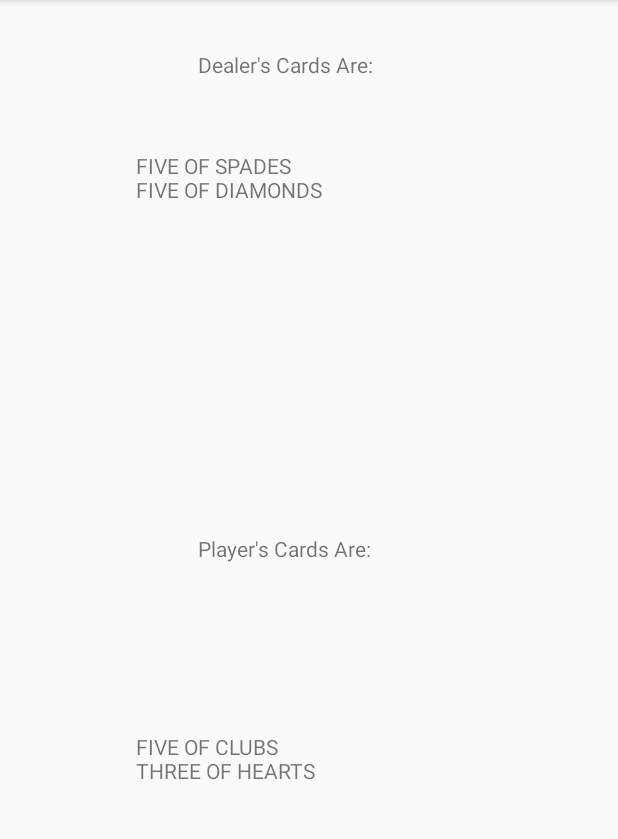
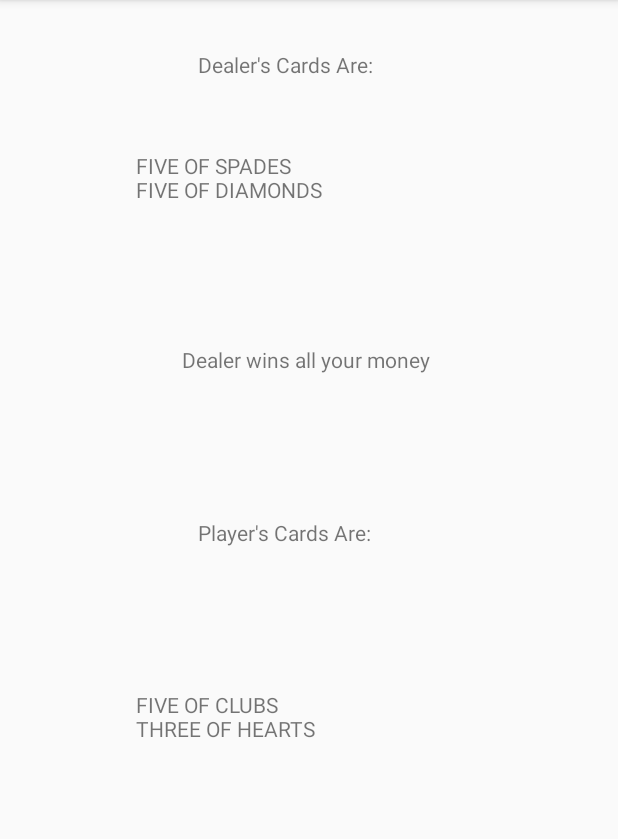
Before and after one commit to Faisal2017/blackjack_android, an Android app: the GameActivity screen opened directly, with no data from a screen before it, on a phone screen of 412 x 824 dp, the part 84-923 px from its top. Run offline under Robolectric (Android 15) with nearby library versions, the phone set to English and light mode, and no system bars.

Commit message:
changed method to compare hands, app displays winner

```diff
--- a/app/src/main/java/com/example/faisal/blackjack/Game.java
+++ b/app/src/main/java/com/example/faisal/blackjack/Game.java
@@ -61,29 +61,47 @@ public class Game {
         deck.removeCard(0);
         player.addCardToHand(dealtCard);
     }
-
-    public ArrayList<Player> compareHands() {
-        int counter = checkValue(players.get(0).getHand());
-        ArrayList<Player> winners = new ArrayList<Player>();
-        winners.add(players.get(0));
-
-        if (checkValue(players.get(1).getHand()) == counter){
-            winners.add(players.get(1));
-        } else if (checkValue(players.get(1).getHand()) > counter) {
-            winners.remove(0);
-            winners.add(players.get(1));
-        }
-        return winners;
-    }
+//
+//    public ArrayList<Player> compareHands() {
+//        int counter = checkValue(players.get(0).getHand());
+//        ArrayList<Player> winners = new ArrayList<Player>();
+//
+//        winners.add(players.get(0));
+//
+//        if (checkValue(players.get(1).getHand()) == counter){
+//            winners.add(players.get(1));
+//        } else if (checkValue(players.get(1).getHand()) > counter) {
+//            winners.remove(0);
+//            winners.add(players.get(1));
+//        }
+//        return winners;
+//    }
 
     public String checkWinner(ArrayList<Player> winners) {
-        if(winners.size() == 1) {
+        if (winners.size() == 1) {
             return "The winner is " + winners.get(0).getName() + " with a score of " + checkValue(winners.get(0).getHand());
-        } else if(winners.size() == 2) {
+        } else if (winners.size() == 2) {
             return "It's a draw, the score is " + checkValue(winners.get(0).getHand());
         }
         return null;
     }
 
+    public String compareHands(Player dealer, Player player2) {
+
+        ArrayList<Card> player1Hand = dealer.getHand();
+        ArrayList<Card> player2Hand = player2.getHand();
+
+        int player1Score = checkValue(player1Hand);
+        int player2Score = checkValue(player2Hand);
+
+        if (player1Score == player2Score) {
+            return "It's A Draw!";
+        } else if (player1Score > player2Score) {
+            return "Dealer wins all your money";
+        } else {
+            return "You have won!";
+        }
+    }
+
 
 }
--- a/app/src/main/java/com/example/faisal/blackjack/GameActivity.java
+++ b/app/src/main/java/com/example/faisal/blackjack/GameActivity.java
@@ -11,8 +11,11 @@ public class GameActivity extends AppCompatActivity {
     Game game = new Game();
     Player dealer = new Player("dealer");
     Player player = new Player("player");
+
+    ArrayList<Player> winners;
     TextView dealer_cards;
     TextView player_cards;
+    TextView resultText;
 
     @Override
     protected void onCreate(Bundle savedInstanceState) {
@@ -21,6 +24,7 @@ public class GameActivity extends AppCompatActivity {
 
         dealer_cards = (TextView) findViewById(R.id.view_dealer_cards);
         player_cards = (TextView) findViewById(R.id.view_player_cards);
+        resultText = (TextView) findViewById(R.id.show_result);
 
         game.getDeck().shuffle();
 
@@ -39,6 +43,14 @@ public class GameActivity extends AppCompatActivity {
         Card player2 = player.getHand().get(1);
 
         player_cards.setText(player1.toString() + "\n" + player2.toString());
+
+//        winners = new ArrayList<Player>(game.compareHands());
+//        String win = game.checkWinner(winners);
+//        resultText.setText(win);
+
+
+        String winner= game.compareHands(dealer, player);
+        resultText.setText(winner);
     }
 
 
--- a/app/src/main/res/layout/activity_game.xml
+++ b/app/src/main/res/layout/activity_game.xml
@@ -37,11 +37,11 @@
         android:layout_height="40dp"
         android:layout_marginLeft="8dp"
         android:layout_marginRight="8dp"
-        android:layout_marginTop="209dp"
         android:text="@string/player_cards"
         app:layout_constraintLeft_toLeftOf="parent"
         app:layout_constraintRight_toRightOf="parent"
-        app:layout_constraintTop_toBottomOf="@+id/view_dealer_cards" />
+        android:layout_marginTop="62dp"
+        app:layout_constraintTop_toBottomOf="@+id/show_result" />
 
     <TextView
         android:id="@+id/view_player_cards"
@@ -57,6 +57,18 @@
         app:layout_constraintLeft_toLeftOf="parent"
         app:layout_constraintRight_toRightOf="parent"
         app:layout_constraintTop_toBottomOf="@+id/player_text"
-        app:layout_constraintVertical_bias="0.285" />
+        app:layout_constraintVertical_bias="0.218" />
+
+    <TextView
+        android:id="@+id/show_result"
+        android:layout_width="170dp"
+        android:layout_height="53dp"
+        android:text="TextView"
+        android:layout_marginTop="83dp"
+        app:layout_constraintTop_toBottomOf="@+id/view_dealer_cards"
+        android:layout_marginRight="8dp"
+        app:layout_constraintRight_toRightOf="parent"
+        android:layout_marginLeft="8dp"
+        app:layout_constraintLeft_toLeftOf="parent" />
 
 </android.support.constraint.ConstraintLayout>
```
